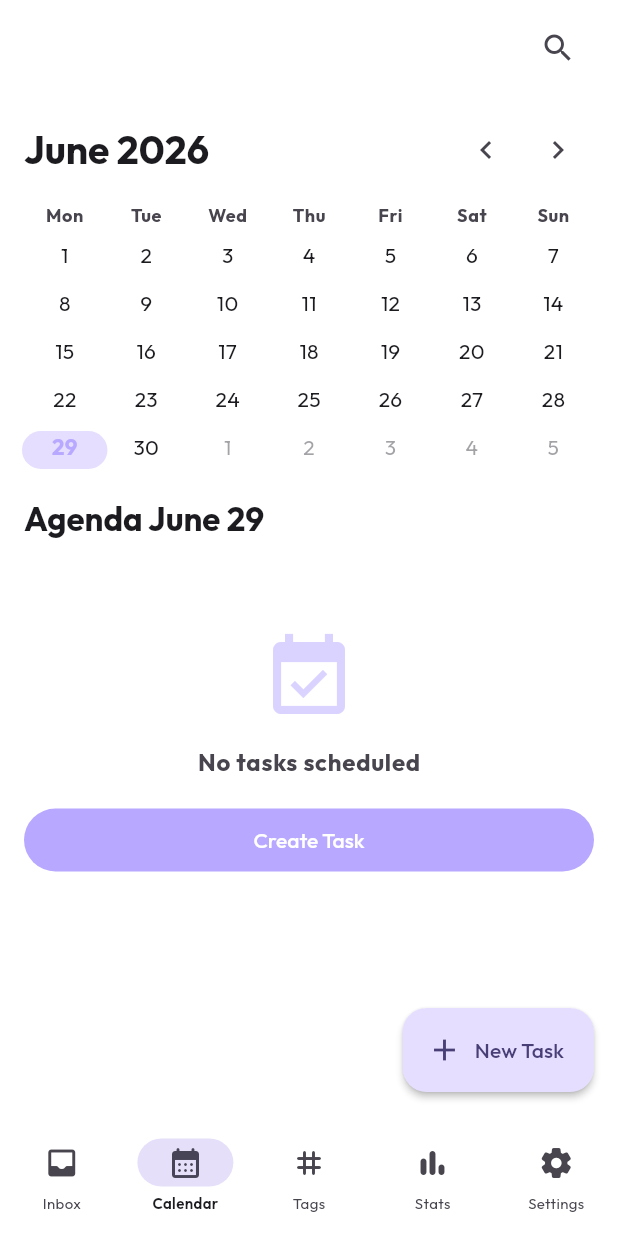
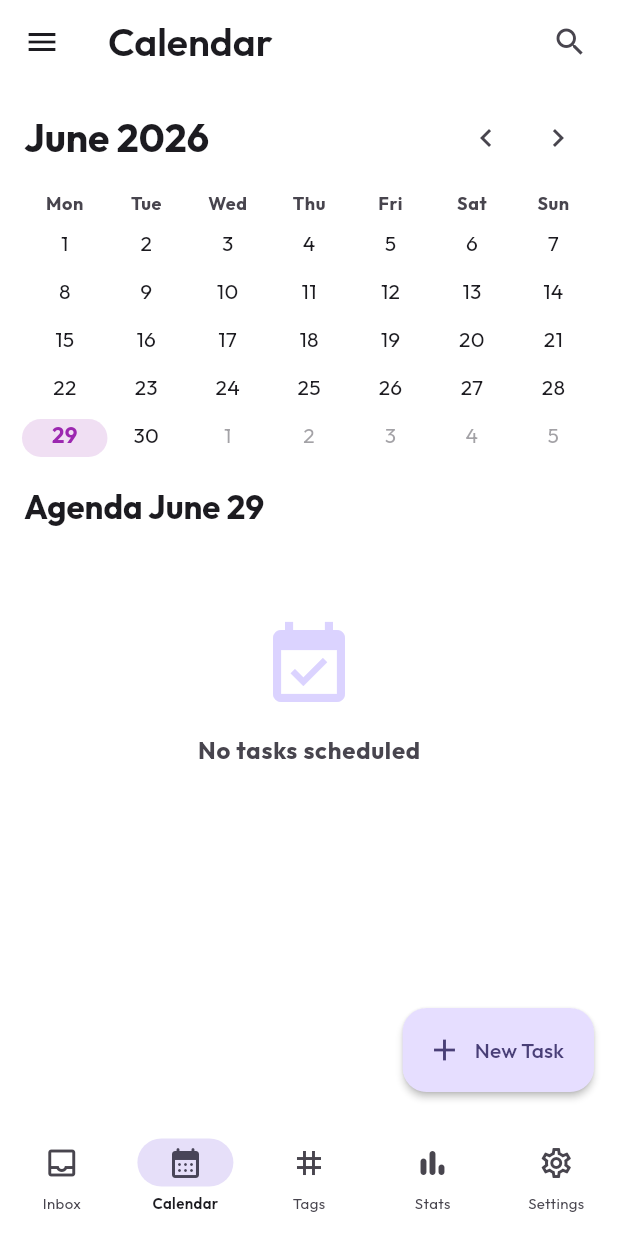
Before and after one commit to PratikBhosale-16/Pastel_Tasks_App, a Flutter app: the CalendarScreen screen opened by its route, on a phone screen of 412 x 824 dp. Run offline on Flutter 3.47's test engine with Material 3 defaults, Android fonts, the phone set to English and light mode, and no system bars; our stand-ins replace connectivity_plus, equatable, flutter_riverpod, flutter_secure_storage, go_router, isar and 4 more; accounts and stored records are empty; generated files the repository leaves out were written again.

Commit message:
feat(calendar): complete M5.1 Premium Calendar Screen refactor

```diff
--- a/lib/app/router/app_router.dart
+++ b/lib/app/router/app_router.dart
@@ -5,7 +5,9 @@ import 'package:pastel_tasks/features/home/presentation/home_screen.dart';
 import 'package:pastel_tasks/features/tasks/presentation/archive_screen.dart';
 import 'package:pastel_tasks/features/tags/presentation/tags_screen.dart';
 import 'package:pastel_tasks/features/calendar/presentation/calendar_screen.dart';
-
+import 'package:pastel_tasks/features/settings/presentation/settings_screen.dart';
+import 'package:pastel_tasks/features/stats/presentation/stats_screen.dart';
+import 'package:pastel_tasks/shared/layout/app_shell_scaffold.dart';
 /// Application router used by the app shell.
 final appRouter = GoRouter(
   initialLocation: RouteNames.homePath,
@@ -15,25 +17,61 @@ final appRouter = GoRouter(
       path: RouteNames.splashPath,
       builder: (context, state) => const DevPreviewScreen(),
     ),
-    GoRoute(
-      name: RouteNames.home,
-      path: RouteNames.homePath,
-      builder: (context, state) => const HomeScreen(),
+    StatefulShellRoute.indexedStack(
+      builder: (context, state, navigationShell) {
+        return AppShellScaffold(navigationShell: navigationShell);
+      },
+      branches: [
+        StatefulShellBranch(
+          routes: [
+            GoRoute(
+              name: RouteNames.home,
+              path: RouteNames.homePath,
+              builder: (context, state) => const HomeScreen(),
+            ),
+          ],
+        ),
+        StatefulShellBranch(
+          routes: [
+            GoRoute(
+              name: RouteNames.calendar,
+              path: RouteNames.calendarPath,
+              builder: (context, state) => const CalendarScreen(),
+            ),
+          ],
+        ),
+        StatefulShellBranch(
+          routes: [
+            GoRoute(
+              name: RouteNames.tags,
+              path: RouteNames.tagsPath,
+              builder: (context, state) => const TagsScreen(),
+            ),
+          ],
+        ),
+        StatefulShellBranch(
+          routes: [
+            GoRoute(
+              path: '/stats',
+              builder: (context, state) => const StatsScreen(),
+            ),
+          ],
+        ),
+        StatefulShellBranch(
+          routes: [
+            GoRoute(
+              name: RouteNames.settings,
+              path: RouteNames.settingsPath,
+              builder: (context, state) => const SettingsScreen(),
+            ),
+          ],
+        ),
+      ],
     ),
     GoRoute(
       name: RouteNames.archive,
       path: RouteNames.archivePath,
       builder: (context, state) => const ArchiveScreen(),
     ),
-    GoRoute(
-      name: RouteNames.tags,
-      path: RouteNames.tagsPath,
-      builder: (context, state) => const TagsScreen(),
-    ),
-    GoRoute(
-      name: RouteNames.calendar,
-      path: RouteNames.calendarPath,
-      builder: (context, state) => const CalendarScreen(),
-    ),
   ],
 );
--- a/lib/app/router/route_names.dart
+++ b/lib/app/router/route_names.dart
@@ -31,4 +31,10 @@ abstract final class RouteNames {
 
   /// Calendar route path.
   static const calendarPath = '/calendar';
+
+  /// Settings route name.
+  static const settings = 'settings';
+
+  /// Settings route path.
+  static const settingsPath = '/settings';
 }
--- a/lib/features/calendar/presentation/calendar_screen.dart
+++ b/lib/features/calendar/presentation/calendar_screen.dart
@@ -9,6 +9,7 @@ import 'package:pastel_tasks/features/search/presentation/providers/search_provi
 import 'package:pastel_tasks/features/search/presentation/widgets/task_search_bar.dart';
 import 'package:pastel_tasks/features/tasks/presentation/widgets/task_card/task_card.dart';
 import 'package:pastel_tasks/shared/layout/app_scaffold.dart';
+import 'package:pastel_tasks/features/smart_lists/presentation/widgets/smart_lists_drawer.dart';
 
 import 'package:go_router/go_router.dart';
 import 'package:pastel_tasks/app/router/route_names.dart';
@@ -28,27 +29,26 @@ class _CalendarScreenState extends ConsumerState<CalendarScreen> {
   Widget build(BuildContext context) {
     final query = ref.watch(searchQueryProvider);
     final searchResults = ref.watch(searchedTasksProvider);
+    final theme = Theme.of(context);
+    final colorScheme = theme.colorScheme;
 
     return AppScaffold(
-      body: SafeArea(
-        child: Column(
-          children: [
-            // Header / Search Bar area
-            Padding(
-              padding: const EdgeInsets.symmetric(horizontal: 16.0, vertical: 8.0),
-              child: Row(
-                children: [
-                  Expanded(
-                    child: _isSearching
+      drawer: const SmartListsDrawer(),
+      appBar: AppBar(
+        title: _isSearching
             ? const TaskSearchBar()
-                        : const SizedBox.shrink(),
+            : Text(
+                'Calendar',
+                style: theme.textTheme.headlineMedium?.copyWith(
+                  fontWeight: FontWeight.w600,
+                  color: colorScheme.onSurface,
                 ),
-                  if (!_isSearching)
-                    const Spacer(),
+              ),
+        actions: [
           IconButton(
             icon: Icon(
               _isSearching ? Icons.close : Icons.search,
-                      color: Theme.of(context).colorScheme.onSurfaceVariant,
+              color: colorScheme.onSurfaceVariant,
             ),
             onPressed: () {
               setState(() {
@@ -59,10 +59,14 @@ class _CalendarScreenState extends ConsumerState<CalendarScreen> {
               });
             },
           ),
+          const SizedBox(width: 8),
         ],
+        elevation: 0,
+        backgroundColor: Colors.transparent,
       ),
-            ),
-
+      body: SafeArea(
+        child: Column(
+          children: [
             Expanded(
               child: Stack(
                 children: [
@@ -86,7 +90,7 @@ class _CalendarScreenState extends ConsumerState<CalendarScreen> {
                   if (_isSearching && query.isNotEmpty)
                     Positioned.fill(
                       child: Container(
-                        color: Theme.of(context).scaffoldBackgroundColor,
+                        color: theme.scaffoldBackgroundColor,
                         child: (searchResults.value ?? []).isEmpty
                             ? const Center(child: Text('No matching tasks'))
                             : ListView.builder(
@@ -111,9 +115,6 @@ class _CalendarScreenState extends ConsumerState<CalendarScreen> {
                                           ref.read(searchQueryProvider.notifier).clear();
                                         });
                                       },
-                                      // We wrap the TaskCard with AbsorbPointer so tapping
-                                      // anywhere jumps to the date rather than triggering
-                                      // the card's own tap actions immediately in the search list.
                                       child: AbsorbPointer(
                                         child: TaskCard(task: task),
                                       ),
@@ -131,11 +132,10 @@ class _CalendarScreenState extends ConsumerState<CalendarScreen> {
       ),
       floatingActionButton: FloatingActionButton.extended(
         onPressed: () {
-          // The selected date was `ref.read(selectedDateProvider)`
-          // Currently AddTaskBottomSheet does not accept initialDate.
-          showModalBottomSheet(
+          showModalBottomSheet<void>(
             context: context,
             isScrollControlled: true,
+            useRootNavigator: true,
             backgroundColor: Colors.transparent,
             builder: (context) => const AddTaskBottomSheet(),
           );
@@ -144,38 +144,6 @@ class _CalendarScreenState extends ConsumerState<CalendarScreen> {
         label: const Text('New Task'),
         elevation: 2,
       ),
-      bottomNavigationBar: NavigationBar(
-        selectedIndex: 1,
-        onDestinationSelected: (idx) {
-          if (idx == 0) {
-            context.go(RouteNames.homePath);
-          } else if (idx == 2) {
-            context.push(RouteNames.tagsPath);
-          }
-        },
-        destinations: const [
-          NavigationDestination(
-            icon: Icon(Icons.inbox_rounded),
-            label: 'Inbox',
-          ),
-          NavigationDestination(
-            icon: Icon(Icons.calendar_month_rounded),
-            label: 'Calendar',
-          ),
-          NavigationDestination(
-            icon: Icon(Icons.tag_rounded),
-            label: 'Tags',
-          ),
-          NavigationDestination(
-            icon: Icon(Icons.bar_chart_rounded),
-            label: 'Stats',
-          ),
-          NavigationDestination(
-            icon: Icon(Icons.settings_rounded),
-            label: 'Settings',
-          ),
-        ],
-      ),
     );
   }
 }
--- a/lib/features/calendar/presentation/widgets/calendar_day_cell.dart
+++ b/lib/features/calendar/presentation/widgets/calendar_day_cell.dart
@@ -4,6 +4,7 @@ import 'package:pastel_tasks/app/theme/colors.dart';
 import 'package:pastel_tasks/features/calendar/presentation/providers/calendar_providers.dart';
 import 'package:pastel_tasks/features/tasks/domain/enums/priority.dart';
 import 'package:pastel_tasks/features/tasks/domain/enums/task_status.dart';
+import 'package:pastel_tasks/features/settings/presentation/providers/settings_providers.dart';
 import 'package:pastel_tasks/features/tasks/domain/models/task.dart';
 import 'package:pastel_tasks/features/tasks/presentation/widgets/add_task_bottom_sheet/add_task_bottom_sheet.dart';
 
@@ -22,6 +23,7 @@ class CalendarDayCell extends ConsumerWidget {
     final selectedDate = ref.watch(selectedDateProvider);
     final monthTasksMap = ref.watch(monthTasksProvider);
     final theme = Theme.of(context);
+    final accent = ref.watch(calendarAccentProvider);
 
     final isSelected = date.year == selectedDate.year &&
         date.month == selectedDate.month &&
@@ -38,7 +40,7 @@ class CalendarDayCell extends ConsumerWidget {
       textColor = theme.colorScheme.onSurfaceVariant.withOpacity(0.5);
     }
     if (isSelected) {
-      textColor = theme.colorScheme.primary;
+      textColor = accent.color;
     }
 
     return GestureDetector(
@@ -47,7 +49,7 @@ class CalendarDayCell extends ConsumerWidget {
       },
       onLongPress: () {
         ref.read(selectedDateProvider.notifier).state = date;
-        showModalBottomSheet(
+        showModalBottomSheet<void>(
           context: context,
           isScrollControlled: true,
           backgroundColor: Colors.transparent,
@@ -60,10 +62,10 @@ class CalendarDayCell extends ConsumerWidget {
         curve: Curves.easeOutBack,
         child: Container(
           decoration: BoxDecoration(
-            color: isSelected ? theme.colorScheme.primaryContainer : Colors.transparent,
+            color: isSelected ? accent.color.withOpacity(0.15) : Colors.transparent,
             borderRadius: BorderRadius.circular(12.0),
             border: isToday && !isSelected
-                ? Border.all(color: theme.colorScheme.primary.withOpacity(0.5), width: 1.5)
+                ? Border.all(color: accent.color.withOpacity(0.5), width: 1.5)
                 : null,
           ),
           child: Column(
@@ -78,7 +80,7 @@ class CalendarDayCell extends ConsumerWidget {
               ),
               const SizedBox(height: 4),
               if (tasksForDay.isNotEmpty)
-                _buildTaskIndicators(theme, tasksForDay),
+                _buildTaskIndicators(theme, tasksForDay, accent.color),
             ],
           ),
         ),
@@ -86,7 +88,7 @@ class CalendarDayCell extends ConsumerWidget {
     );
   }
 
-  Widget _buildTaskIndicators(ThemeData theme, List<Task> tasks) {
+  Widget _buildTaskIndicators(ThemeData theme, List<Task> tasks, Color accentColor) {
     final displayTasks = tasks.take(3).toList();
     final overflow = tasks.length > 3 ? tasks.length - 3 : 0;
 
@@ -97,7 +99,7 @@ class CalendarDayCell extends ConsumerWidget {
           if (t.isPinned) {
             return Padding(
               padding: const EdgeInsets.symmetric(horizontal: 1.0),
-              child: Icon(Icons.push_pin, size: 8, color: theme.colorScheme.primary),
+              child: Icon(Icons.push_pin, size: 8, color: accentColor),
             );
           }
           final isCompleted = t.status == TaskStatus.completed;
--- a/lib/features/calendar/presentation/widgets/calendar_empty_state.dart
+++ b/lib/features/calendar/presentation/widgets/calendar_empty_state.dart
@@ -30,19 +30,7 @@ class CalendarEmptyState extends ConsumerWidget {
               fontWeight: FontWeight.bold,
             ),
           ),
-          const SizedBox(height: 16.0),
-          PrimaryButton(
-            label: 'Create Task',
-            onPressed: () {
-              final selectedDate = ref.read(selectedDateProvider);
-              showModalBottomSheet(
-                context: context,
-                isScrollControlled: true,
-                backgroundColor: Colors.transparent,
-                builder: (context) => const AddTaskBottomSheet(),
-              );
-            },
-          ),
+
         ],
       ),
     );
--- /dev/null
+++ b/lib/shared/layout/app_shell_scaffold.dart
@@ -0,0 +1,64 @@
+import 'package:flutter/material.dart';
+import 'package:go_router/go_router.dart';
+import 'package:flutter_riverpod/flutter_riverpod.dart';
+import 'package:pastel_tasks/shared/layout/app_bottom_navigation.dart';
+
+/// The main shell scaffold that wraps the application and provides
+/// a persistent bottom navigation bar across top-level destinations.
+class AppShellScaffold extends ConsumerWidget {
+  /// Creates the app shell scaffold.
+  const AppShellScaffold({
+    required this.navigationShell,
+    super.key,
+  });
+
+  /// The navigation shell provided by GoRouter's StatefulShellRoute.
+  final StatefulNavigationShell navigationShell;
+
+  void _onDestinationSelected(int index) {
+    navigationShell.goBranch(
+      index,
+      // A common pattern when using bottom navigation bars is to support
+      // navigating to the initial location when tapping the item that is
+      // already active.
+      initialLocation: index == navigationShell.currentIndex,
+    );
+  }
+
+  @override
+  Widget build(BuildContext context, WidgetRef ref) {
+    return Scaffold(
+      body: navigationShell,
+      bottomNavigationBar: AppBottomNavigation(
+        selectedIndex: navigationShell.currentIndex,
+        onDestinationSelected: _onDestinationSelected,
+        destinations: const [
+          AppNavigationDestination(
+            icon: Icons.inbox_outlined,
+            selectedIcon: Icons.inbox_rounded,
+            label: 'Inbox',
+          ),
+          AppNavigationDestination(
+            icon: Icons.calendar_month_outlined,
+            selectedIcon: Icons.calendar_month_rounded,
+            label: 'Calendar',
+          ),
+          AppNavigationDestination(
+            icon: Icons.tag_outlined,
+            selectedIcon: Icons.tag_rounded,
+            label: 'Tags',
+          ),
+          AppNavigationDestination(
+            icon: Icons.bar_chart_rounded,
+            label: 'Stats',
+          ),
+          AppNavigationDestination(
+            icon: Icons.settings_outlined,
+            selectedIcon: Icons.settings_rounded,
+            label: 'Settings',
+          ),
+        ],
+      ),
+    );
+  }
+}
```
Also changed, not shown: lib/features/home/presentation/home_screen.dart (+1 -34 lines), lib/features/settings/presentation/providers/settings_providers.dart (added, +48 -0 lines), lib/features/settings/presentation/settings_screen.dart (added, +87 -0 lines), lib/features/stats/presentation/stats_screen.dart (added, +15 -0 lines), lib/features/tags/presentation/tags_screen.dart (+1 -32 lines), 1 other file. Lines whose indentation alone changed are shown as unchanged.
